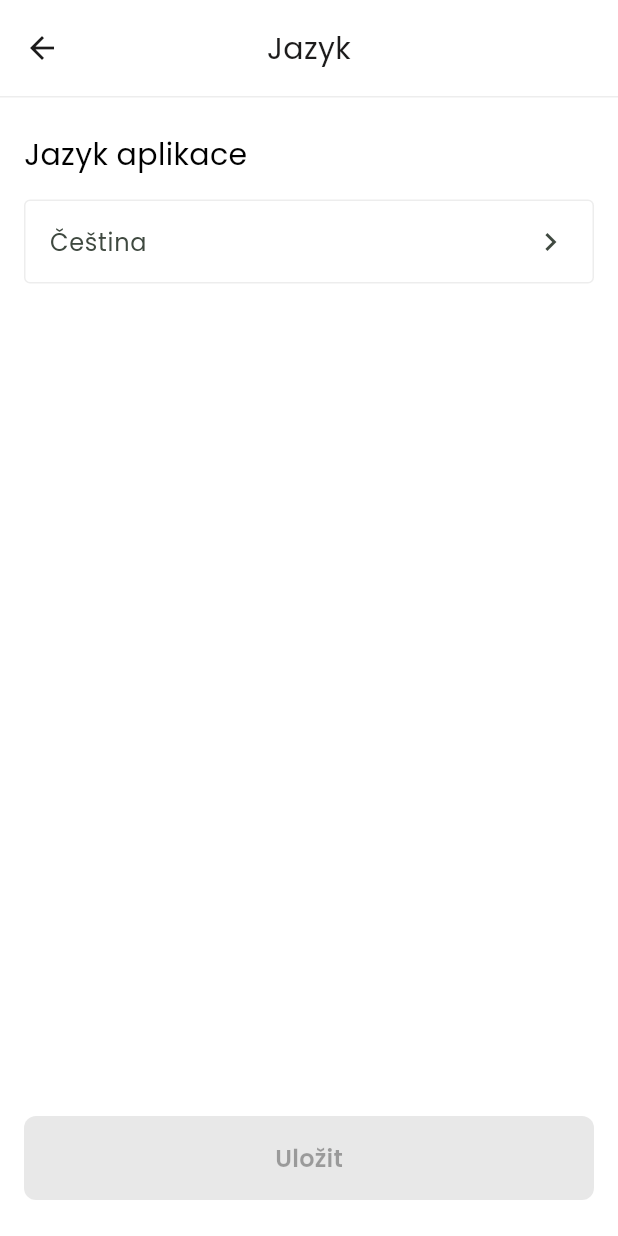
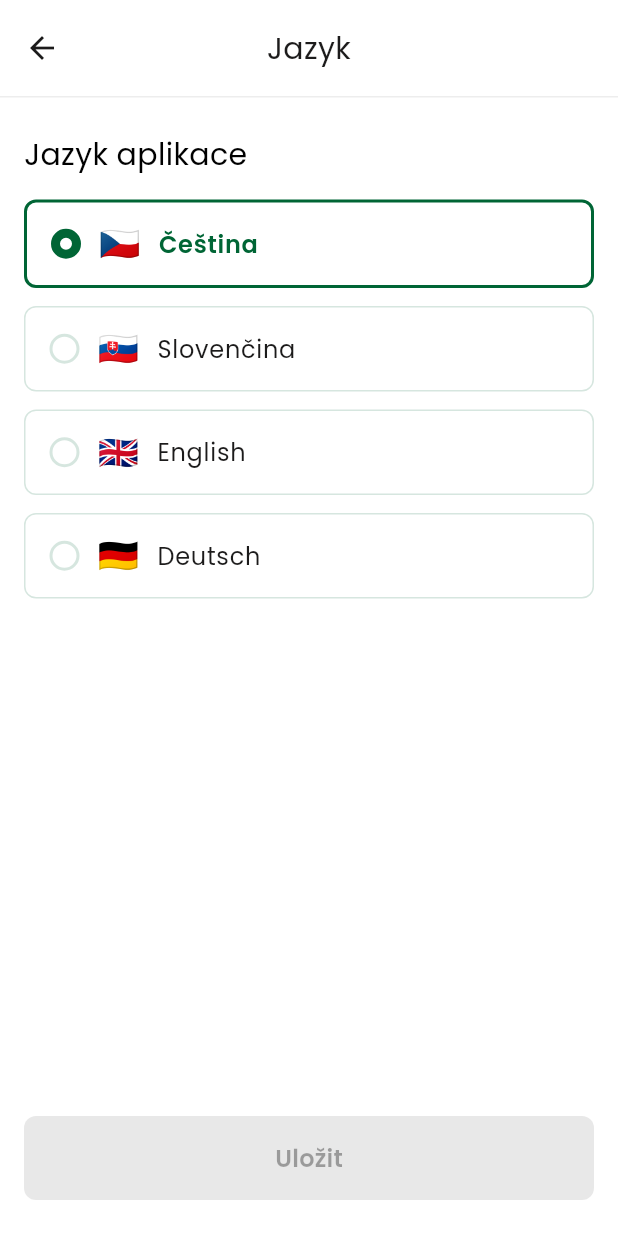
Before and after one commit to martintellinger/eqqu, a Flutter app: the LanguageScreen screen opened directly, on a phone screen of 412 x 824 dp. Run offline on Flutter 3.47's test engine with Material 3 defaults, Android fonts, the phone set to English and light mode, and no system bars; our stand-ins replace flutter_svg.

Commit message:
Add country flags to language selection and inline language picker in settings
- LanguageScreen: replaced single select box with radio list of languages
  with country flag emojis (CZ, SK, GB, DE)
- SettingsScreen: replaced navigation to LanguageScreen with a bottom sheet
  showing all language options with flags (same pattern as appearance picker)
- Added LanguageNotifier for shared language state

https://claude.ai/code/session_012waFykv5wBbLFNTaJFeXrN

```diff
--- a/lib/main.dart
+++ b/lib/main.dart
@@ -1,6 +1,7 @@
 import 'package:flutter/material.dart';
 import 'package:eqqu/theme/app_theme.dart';
 import 'package:eqqu/theme/theme_notifier.dart';
+import 'package:eqqu/utils/language_notifier.dart';
 import 'package:eqqu/screens/splash_screen.dart';
 import 'package:eqqu/screens/registration_screen.dart';
 import 'package:eqqu/screens/login_screen.dart';
@@ -9,6 +10,7 @@ import 'package:eqqu/screens/intro_screen.dart';
 import 'package:eqqu/screens/home_screen.dart';
 
 final themeNotifier = ThemeNotifier();
+final languageNotifier = LanguageNotifier();
 
 void main() {
   runApp(const EqquApp());
--- a/lib/screens/language_screen.dart
+++ b/lib/screens/language_screen.dart
@@ -1,5 +1,7 @@
 import 'package:flutter/material.dart';
 import 'package:eqqu/widgets/app_header.dart';
+import 'package:eqqu/main.dart';
+import 'package:eqqu/utils/language_notifier.dart';
 
 class LanguageScreen extends StatefulWidget {
   const LanguageScreen({super.key});
@@ -9,7 +11,13 @@ class LanguageScreen extends StatefulWidget {
 }
 
 class _LanguageScreenState extends State<LanguageScreen> {
-  String _selectedLanguage = 'Čeština';
+  late String _selectedCode;
+
+  @override
+  void initState() {
+    super.initState();
+    _selectedCode = languageNotifier.selectedCode;
+  }
 
   @override
   Widget build(BuildContext context) {
@@ -39,52 +47,29 @@ class _LanguageScreenState extends State<LanguageScreen> {
                     ),
                   ),
                   const SizedBox(height: 16),
-                  Container(
-                    height: 56,
-                    decoration: BoxDecoration(
-                      border: Border.all(color: cs.outline),
-                      borderRadius: BorderRadius.circular(4),
-                    ),
-                    child: Material(
-                      color: Colors.transparent,
-                      child: InkWell(
-                        borderRadius: BorderRadius.circular(4),
-                        onTap: () {},
-                        child: Padding(
-                          padding: const EdgeInsets.symmetric(horizontal: 16),
-                          child: Row(
-                            children: [
-                              Expanded(
-                                child: Text(
-                                  _selectedLanguage,
-                                  style: TextStyle(
-                                    fontFamily: 'Poppins',
-                                    fontSize: 16,
-                                    fontWeight: FontWeight.w400,
-                                    color: cs.onSurfaceVariant,
-                                    letterSpacing: 0.5,
-                                    height: 24 / 16,
-                                  ),
-                                ),
-                              ),
-                              Icon(Icons.chevron_right, color: cs.onSurfaceVariant),
-                            ],
-                          ),
-                        ),
-                      ),
-                    ),
-                  ),
+                  ...LanguageNotifier.languages.map((lang) {
+                    final isSelected = lang.code == _selectedCode;
+                    return Padding(
+                      padding: const EdgeInsets.only(bottom: 12),
+                      child: _buildLanguageOption(cs, lang, isSelected),
+                    );
+                  }),
                 ],
               ),
             ),
           ),
           Padding(
-            padding: const EdgeInsets.fromLTRB(16, 0, 16, 24),
+            padding: EdgeInsets.fromLTRB(16, 0, 16, MediaQuery.of(context).padding.bottom + 24),
             child: SizedBox(
               width: double.infinity,
               height: 56,
               child: FilledButton(
-                onPressed: null, // Disabled by default
+                onPressed: _selectedCode != languageNotifier.selectedCode
+                    ? () {
+                        languageNotifier.setLanguage(_selectedCode);
+                        Navigator.pop(context);
+                      }
+                    : null,
                 style: FilledButton.styleFrom(
                   backgroundColor: cs.primary,
                   disabledBackgroundColor: cs.onSurface.withValues(alpha: 0.1),
@@ -109,4 +94,53 @@ class _LanguageScreenState extends State<LanguageScreen> {
       ),
     );
   }
+
+  Widget _buildLanguageOption(ColorScheme cs, Language lang, bool isSelected) {
+    return GestureDetector(
+      onTap: () => setState(() => _selectedCode = lang.code),
+      child: Container(
+        width: double.infinity,
+        padding: const EdgeInsets.symmetric(horizontal: 16, vertical: 12),
+        decoration: BoxDecoration(
+          border: Border.all(
+            color: isSelected ? cs.surfaceTint : cs.outlineVariant,
+            width: isSelected ? 2 : 1,
+          ),
+          borderRadius: BorderRadius.circular(8),
+        ),
+        child: Row(
+          children: [
+            Container(
+              width: 20,
+              height: 20,
+              decoration: BoxDecoration(
+                shape: BoxShape.circle,
+                border: Border.all(
+                  color: isSelected ? cs.surfaceTint : cs.outlineVariant,
+                  width: isSelected ? 6 : 2,
+                ),
+              ),
+            ),
+            const SizedBox(width: 12),
+            Text(
+              lang.flag,
+              style: const TextStyle(fontSize: 22),
+            ),
+            const SizedBox(width: 12),
+            Text(
+              lang.name,
+              style: TextStyle(
+                fontFamily: 'Poppins',
+                fontSize: 16,
+                fontWeight: isSelected ? FontWeight.w600 : FontWeight.w400,
+                color: isSelected ? cs.surfaceTint : cs.onSurface,
+                letterSpacing: 0.5,
+                height: 24 / 16,
+              ),
+            ),
+          ],
+        ),
+      ),
+    );
+  }
 }
--- /dev/null
+++ b/lib/utils/language_notifier.dart
@@ -0,0 +1,31 @@
+import 'package:flutter/foundation.dart';
+
+class Language {
+  final String code;
+  final String name;
+  final String flag;
+
+  const Language(this.code, this.name, this.flag);
+}
+
+class LanguageNotifier extends ChangeNotifier {
+  static const List<Language> languages = [
+    Language('cs', 'Čeština', '🇨🇿'),
+    Language('sk', 'Slovenčina', '🇸🇰'),
+    Language('en', 'English', '🇬🇧'),
+    Language('de', 'Deutsch', '🇩🇪'),
+  ];
+
+  String _selectedCode = 'cs';
+
+  String get selectedCode => _selectedCode;
+
+  Language get selected => languages.firstWhere((l) => l.code == _selectedCode);
+
+  void setLanguage(String code) {
+    if (_selectedCode != code) {
+      _selectedCode = code;
+      notifyListeners();
+    }
+  }
+}
```
Also changed, not shown: lib/screens/settings_screen.dart (+112 -6 lines).
